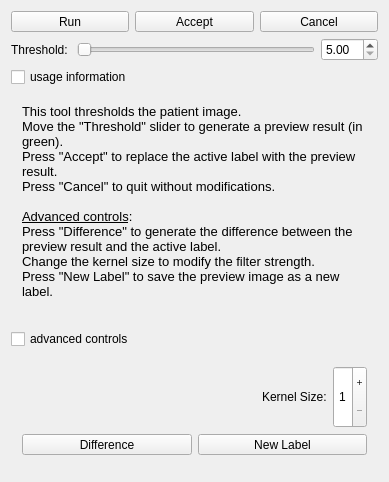
First picture: the form in Modules/SegmentationUI/Qmitk/QmitkBinaryThresholdToolGUIControls.ui, repository MITK/MITK, before the edit.
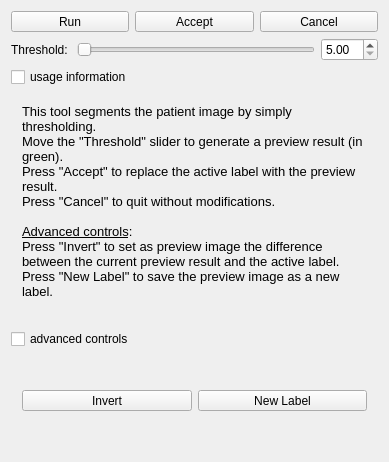
Second picture: the form after the edit. Icons and pictures are not drawn.

Commit message: usability improvements in 3D tools

What changed in the file:
```diff
--- a/Modules/SegmentationUI/Qmitk/QmitkBinaryThresholdToolGUIControls.ui
+++ b/Modules/SegmentationUI/Qmitk/QmitkBinaryThresholdToolGUIControls.ui
@@ -7,7 +7,7 @@
     <x>0</x>
     <y>0</y>
     <width>389</width>
-    <height>482</height>
+    <height>462</height>
    </rect>
   </property>
   <property name="sizePolicy">
@@ -210,14 +210,13 @@
 &lt;html&gt;&lt;head&gt;&lt;meta name=&quot;qrichtext&quot; content=&quot;1&quot; /&gt;&lt;style type=&quot;text/css&quot;&gt;
 p, li { white-space: pre-wrap; }
 &lt;/style&gt;&lt;/head&gt;&lt;body style=&quot; font-family:'MS Shell Dlg 2'; font-size:8pt; font-weight:400; font-style:normal;&quot;&gt;
-&lt;p style=&quot; margin-top:0px; margin-bottom:0px; margin-left:0px; margin-right:0px; -qt-block-indent:0; text-indent:0px;&quot;&gt;&lt;span style=&quot; font-family:'Sans'; font-size:10pt;&quot;&gt;This tool thresholds the patient image.&lt;/span&gt;&lt;/p&gt;
+&lt;p style=&quot; margin-top:0px; margin-bottom:0px; margin-left:0px; margin-right:0px; -qt-block-indent:0; text-indent:0px;&quot;&gt;&lt;span style=&quot; font-family:'Sans'; font-size:10pt;&quot;&gt;This tool segments the patient image by simply thresholding.&lt;/span&gt;&lt;/p&gt;
 &lt;p style=&quot; margin-top:0px; margin-bottom:0px; margin-left:0px; margin-right:0px; -qt-block-indent:0; text-indent:0px;&quot;&gt;&lt;span style=&quot; font-family:'Sans'; font-size:10pt;&quot;&gt;Move the &amp;quot;Threshold&amp;quot; slider to generate a preview result (in green).&lt;/span&gt;&lt;/p&gt;
 &lt;p style=&quot; margin-top:0px; margin-bottom:0px; margin-left:0px; margin-right:0px; -qt-block-indent:0; text-indent:0px;&quot;&gt;&lt;span style=&quot; font-family:'Sans'; font-size:10pt;&quot;&gt;Press &amp;quot;Accept&amp;quot; to replace the active label with the preview result.&lt;/span&gt;&lt;/p&gt;
 &lt;p style=&quot; margin-top:0px; margin-bottom:0px; margin-left:0px; margin-right:0px; -qt-block-indent:0; text-indent:0px;&quot;&gt;&lt;span style=&quot; font-family:'Sans'; font-size:10pt;&quot;&gt;Press &amp;quot;Cancel&amp;quot; to quit without modifications.&lt;/span&gt;&lt;/p&gt;
 &lt;p style=&quot;-qt-paragraph-type:empty; margin-top:0px; margin-bottom:0px; margin-left:0px; margin-right:0px; -qt-block-indent:0; text-indent:0px; font-family:'Sans'; font-size:10pt;&quot;&gt;&lt;br /&gt;&lt;/p&gt;
 &lt;p style=&quot; margin-top:0px; margin-bottom:0px; margin-left:0px; margin-right:0px; -qt-block-indent:0; text-indent:0px;&quot;&gt;&lt;span style=&quot; font-family:'Sans'; font-size:10pt; text-decoration: underline;&quot;&gt;Advanced controls&lt;/span&gt;&lt;span style=&quot; font-family:'Sans'; font-size:10pt;&quot;&gt;: &lt;/span&gt;&lt;/p&gt;
-&lt;p style=&quot; margin-top:0px; margin-bottom:0px; margin-left:0px; margin-right:0px; -qt-block-indent:0; text-indent:0px;&quot;&gt;&lt;span style=&quot; font-family:'Sans'; font-size:10pt;&quot;&gt;Press &amp;quot;Difference&amp;quot; to generate the difference between the preview result and the active label. &lt;/span&gt;&lt;/p&gt;
-&lt;p style=&quot; margin-top:0px; margin-bottom:0px; margin-left:0px; margin-right:0px; -qt-block-indent:0; text-indent:0px;&quot;&gt;&lt;span style=&quot; font-family:'Sans'; font-size:10pt;&quot;&gt;Change the kernel size to modify the filter strength.&lt;/span&gt;&lt;/p&gt;
+&lt;p style=&quot; margin-top:0px; margin-bottom:0px; margin-left:0px; margin-right:0px; -qt-block-indent:0; text-indent:0px;&quot;&gt;&lt;span style=&quot; font-family:'Sans'; font-size:10pt;&quot;&gt;Press &amp;quot;Invert&amp;quot; to set as preview image the difference between the current preview result and the active label.&lt;/span&gt;&lt;/p&gt;
 &lt;p style=&quot; margin-top:0px; margin-bottom:0px; margin-left:0px; margin-right:0px; -qt-block-indent:0; text-indent:0px;&quot;&gt;&lt;span style=&quot; font-family:'Sans'; font-size:10pt;&quot;&gt;Press &amp;quot;New Label&amp;quot; to save the preview image as a new label.&lt;/span&gt;&lt;/p&gt;
 &lt;p style=&quot;-qt-paragraph-type:empty; margin-top:0px; margin-bottom:0px; margin-left:0px; margin-right:0px; -qt-block-indent:0; text-indent:0px;&quot;&gt;&lt;br /&gt;&lt;/p&gt;&lt;/body&gt;&lt;/html&gt;</string>
         </property>
@@ -242,73 +241,6 @@
    <item>
     <widget class="QWidget" name="m_AdvancedControlsWidget" native="true">
      <layout class="QVBoxLayout" name="verticalLayout">
-      <item>
-       <layout class="QHBoxLayout" name="horizontalLayout_3">
-        <item>
-         <spacer name="horizontalSpacer_2">
-          <property name="orientation">
-           <enum>Qt::Horizontal</enum>
-          </property>
-          <property name="sizeHint" stdset="0">
-           <size>
-            <width>40</width>
-            <height>20</height>
-           </size>
-          </property>
-         </spacer>
-        </item>
-        <item>
-         <widget class="QLabel" name="m_lblKernelSize">
-          <property name="sizePolicy">
-           <sizepolicy hsizetype="Fixed" vsizetype="Minimum">
-            <horstretch>0</horstretch>
-            <verstretch>0</verstretch>
-           </sizepolicy>
-          </property>
-          <property name="text">
-           <string>Kernel Size:</string>
-          </property>
-         </widget>
-        </item>
-        <item>
-         <widget class="QSpinBox" name="m_sbKernelSize">
-          <property name="sizePolicy">
-           <sizepolicy hsizetype="Minimum" vsizetype="Minimum">
-            <horstretch>0</horstretch>
-            <verstretch>0</verstretch>
-           </sizepolicy>
-          </property>
-          <property name="maximumSize">
-           <size>
-            <width>40</width>
-            <height>16777215</height>
-           </size>
-          </property>
-          <property name="layoutDirection">
-           <enum>Qt::LeftToRight</enum>
-          </property>
-          <property name="wrapping">
-           <bool>false</bool>
-          </property>
-          <property name="alignment">
-           <set>Qt::AlignCenter</set>
-          </property>
-          <property name="buttonSymbols">
-           <enum>QAbstractSpinBox::PlusMinus</enum>
-          </property>
-          <property name="minimum">
-           <number>1</number>
-          </property>
-          <property name="maximum">
-           <number>5</number>
-          </property>
-          <property name="value">
-           <number>1</number>
-          </property>
-         </widget>
-        </item>
-       </layout>
-      </item>
       <item>
        <layout class="QHBoxLayout" name="horizontalLayout_2">
         <item>
@@ -326,7 +258,7 @@
            <string>Calculate the difference between the active label and the current preview result</string>
           </property>
           <property name="text">
-           <string>Difference</string>
+           <string>Invert</string>
           </property>
           <property name="icon">
            <iconset resource="../resources/SegmentationUI.qrc">
```
The commit also changes 32 other files.
